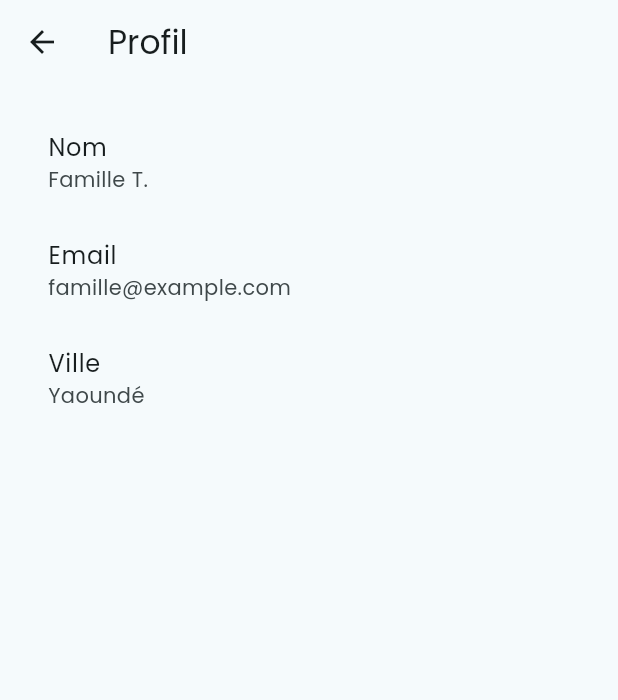
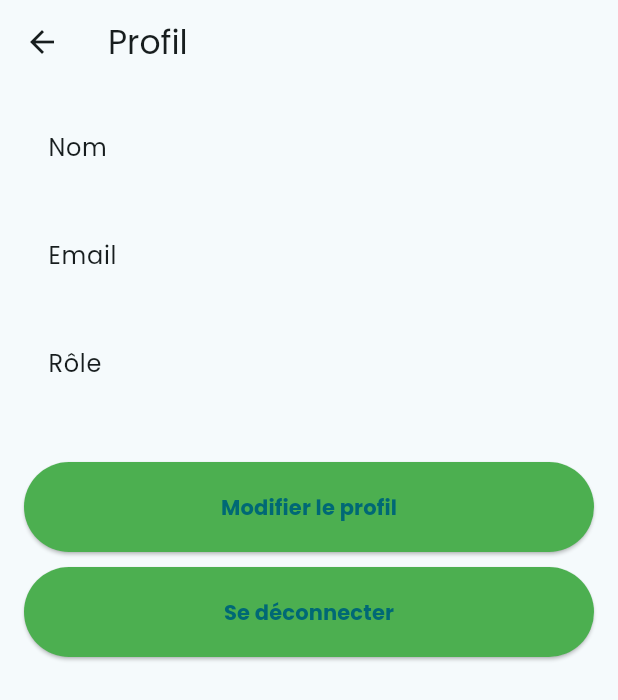
Before and after one commit to TABOU360/AVS_Saver, a Flutter app: the ProfileScreen screen opened by its route, on a phone screen of 412 x 824 dp. Shown: the top 700 px of the screen. Run offline on Flutter 3.47's test engine with Material 3 defaults, Android fonts, the phone set to English and light mode, and no system bars; our stand-ins replace cloud_firestore, firebase_auth, firebase_core, firebase_messaging, google_fonts; accounts and stored records are empty.

Commit message:
Initial commit: Projet AVS_Saver complet

```diff
--- a/lib/models/mission.dart
+++ b/lib/models/mission.dart
@@ -2,10 +2,20 @@ enum MissionStatus { pending, confirmed, done, cancelled }
 
 class Mission {
   final String id;
+  final String familyId;
   final String avsId;
   final String beneficiaryId;
   final DateTime start;
   final DateTime end;
   MissionStatus status;
-  Mission({required this.id, required this.avsId, required this.beneficiaryId, required this.start, required this.end, this.status = MissionStatus.pending});
+
+  Mission({
+    required this.id,
+    required this.familyId,
+    required this.avsId,
+    required this.beneficiaryId,
+    required this.start,
+    required this.end,
+    this.status = MissionStatus.pending
+  });
 }
--- a/lib/models/user.dart
+++ b/lib/models/user.dart
@@ -1,8 +1,49 @@
-class User {
+import 'package:cloud_firestore/cloud_firestore.dart';
+import 'package:firebase_auth/firebase_auth.dart';
+
+class AppUser {
   final String id;
-  final String role; // 'famille', 'avs', 'coordo', 'admin'
+  final String role;
   final String name;
   final String email;
 
-  User({required this.id, required this.role, required this.name, required this.email});
+  AppUser({
+    required this.id,
+    required this.role,
+    required this.name,
+    required this.email,
+  });
+
+  /// Factory depuis Firebase Auth (avec rôle par défaut = famille)
+  factory AppUser.fromFirebaseUser(User firebaseUser, {String role = 'famille'}) {
+    return AppUser(
+      id: firebaseUser.uid,
+      role: role,
+      name: firebaseUser.displayName ?? 'Anonyme',
+      email: firebaseUser.email ?? '',
+    );
+  }
+
+  /// Factory depuis Firestore (collection "users")
+  factory AppUser.fromFirestore(DocumentSnapshot doc) {
+    if (!doc.exists) {
+      throw Exception("User document does not exist");
+    }
+    final data = doc.data() as Map<String, dynamic>;
+    return AppUser(
+      id: doc.id,
+      role: data['role'] ?? 'famille',
+      name: data['name'] ?? '',
+      email: data['email'] ?? '',
+    );
+  }
+
+  /// Conversion en Map (pour sauvegarde Firestore)
+  Map<String, dynamic> toMap() {
+    return {
+      'role': role,
+      'name': name,
+      'email': email,
+    };
+  }
 }
--- a/lib/screens/profile_screen.dart
+++ b/lib/screens/profile_screen.dart
@@ -1,30 +1,75 @@
-import 'package:cloud_firestore/cloud_firestore.dart';
 import 'package:flutter/material.dart';
-
+import '../core/app_routes.dart';
+import '../models/user.dart';
 import '../services/auth_service.dart';
+import '../services/database_service.dart';
+import '../widgets/custom_button.dart';
 
 class ProfileScreen extends StatelessWidget {
   const ProfileScreen({super.key});
 
-  final firebaseUser = authService.value.currentUser;
-  if (firebaseUser != null) {
-  // Récupérez depuis Firestore si rôle stocké là
-  final doc = await FirebaseFirestore.instance.collection('users').doc(firebaseUser.uid).get();
-  final appUser = AppUser.fromFirestore(doc);
-  // Affichez : Text('Bonjour, ${appUser.name} (${appUser.role})');
+  Future<AppUser?> _loadUser() async {
+    final firebaseUser = AuthService().currentUser;
+    if (firebaseUser == null) return null;
+    return await DatabaseService().getUserProfile(firebaseUser.uid);
   }
 
   @override
   Widget build(BuildContext context) {
     return Scaffold(
       appBar: AppBar(title: const Text('Profil')),
-      body: ListView(
-        padding: const EdgeInsets.all(16),
-        children: const [
-          ListTile(title: Text('Nom'), subtitle: Text('Famille T.')),
-          ListTile(title: Text('Email'), subtitle: Text('famille@example.com')),
-          ListTile(title: Text('Ville'), subtitle: Text('Yaoundé')),
-        ],
+      body: FutureBuilder<AppUser?>(
+        future: _loadUser(),
+        builder: (context, snapshot) {
+          if (snapshot.connectionState == ConnectionState.waiting) {
+            return const Center(child: CircularProgressIndicator());
+          }
+
+          if (!snapshot.hasData || snapshot.data == null) {
+            WidgetsBinding.instance.addPostFrameCallback((_) {
+              Navigator.pushReplacementNamed(context, AppRoutes.login);
+            });
+            return const SizedBox.shrink();
+          }
+
+          final user = snapshot.data!;
+
+          return ListView(
+            padding: const EdgeInsets.all(16),
+            children: [
+              ListTile(
+                title: const Text('Nom'),
+                subtitle: Text(user.name),
+              ),
+              ListTile(
+                title: const Text('Email'),
+                subtitle: Text(user.email),
+              ),
+              ListTile(
+                title: const Text('Rôle'),
+                subtitle: Text(user.role),
+              ),
+              const SizedBox(height: 20),
+              CustomButton(
+                text: 'Modifier le profil',
+                onPressed: () {
+                  // TODO: Ajouter navigation vers un écran de modification
+                  ScaffoldMessenger.of(context).showSnackBar(
+                    const SnackBar(content: Text('Écran de modification non implémenté')),
+                  );
+                },
+              ),
+              const SizedBox(height: 10),
+              CustomButton(
+                text: 'Se déconnecter',
+                onPressed: () async {
+                  await AuthService().signOut();
+                  Navigator.pushReplacementNamed(context, AppRoutes.login);
+                },
+              ),
+            ],
+          );
+        },
       ),
     );
   }
```
Also changed, not shown: lib/screens/home_screen.dart (+107 -21 lines), lib/services/database_service.dart (+20 -72 lines).
